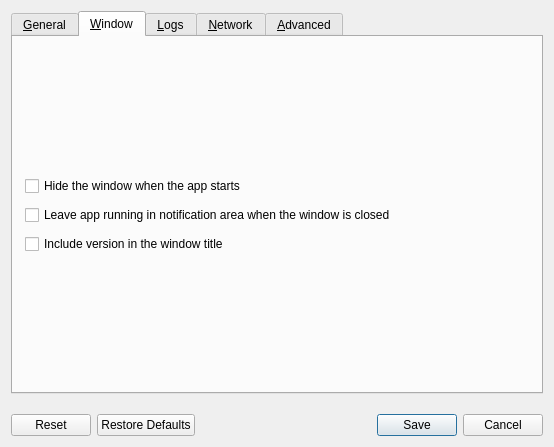
The window that src/lib/gui/dialogs/SettingsDialog.ui (deskflow/deskflow) describes before a commit, drawn with Qt 5.
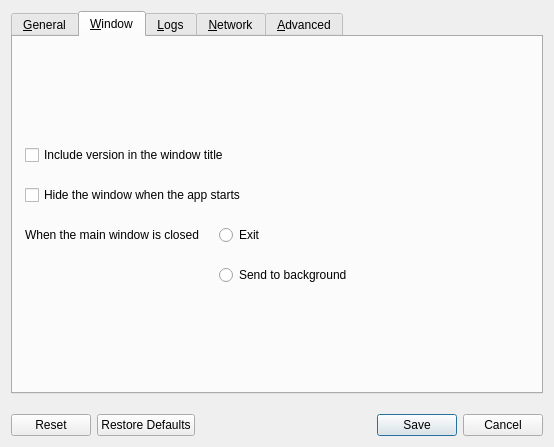
The same window after the commit. The open tabs and pages were chosen to show the change. Icons and pictures are not drawn.

Commit message: refactor: SettingsDialog adjust wording of close to tray option

The edit to the form file:
```diff
--- a/src/lib/gui/dialogs/SettingsDialog.ui
+++ b/src/lib/gui/dialogs/SettingsDialog.ui
@@ -141,7 +141,7 @@
       </attribute>
       <layout class="QVBoxLayout" name="verticalLayout_2">
        <property name="spacing">
-        <number>9</number>
+        <number>20</number>
        </property>
        <property name="leftMargin">
         <number>12</number>
@@ -168,20 +168,6 @@
          </property>
         </spacer>
        </item>
-       <item>
-        <widget class="QCheckBox" name="cbAutoHide">
-         <property name="text">
-          <string>Hide the window when the app starts</string>
-         </property>
-        </widget>
-       </item>
-       <item>
-        <widget class="QCheckBox" name="cbCloseToTray">
-         <property name="text">
-          <string>Leave app running in notification area when the window is closed</string>
-         </property>
-        </widget>
-       </item>
        <item>
         <widget class="QCheckBox" name="cbShowVersion">
          <property name="text">
@@ -189,6 +175,41 @@
          </property>
         </widget>
        </item>
+       <item>
+        <widget class="QCheckBox" name="cbAutoHide">
+         <property name="text">
+          <string>Hide the window when the app starts</string>
+         </property>
+        </widget>
+       </item>
+       <item>
+        <layout class="QFormLayout" name="formLayout_2">
+         <item row="0" column="0">
+          <widget class="QLabel" name="label">
+           <property name="text">
+            <string>When the main window is closed</string>
+           </property>
+           <property name="alignment">
+            <set>Qt::AlignmentFlag::AlignRight|Qt::AlignmentFlag::AlignTrailing|Qt::AlignmentFlag::AlignVCenter</set>
+           </property>
+          </widget>
+         </item>
+         <item row="0" column="1">
+          <widget class="QRadioButton" name="rbExitOnClose">
+           <property name="text">
+            <string>Exit</string>
+           </property>
+          </widget>
+         </item>
+         <item row="1" column="1">
+          <widget class="QRadioButton" name="rbCloseToTray">
+           <property name="text">
+            <string>Send to background</string>
+           </property>
+          </widget>
+         </item>
+        </layout>
+       </item>
        <item>
         <spacer name="verticalSpacer_11">
          <property name="orientation">
```
The commit also changes 7 other files.
